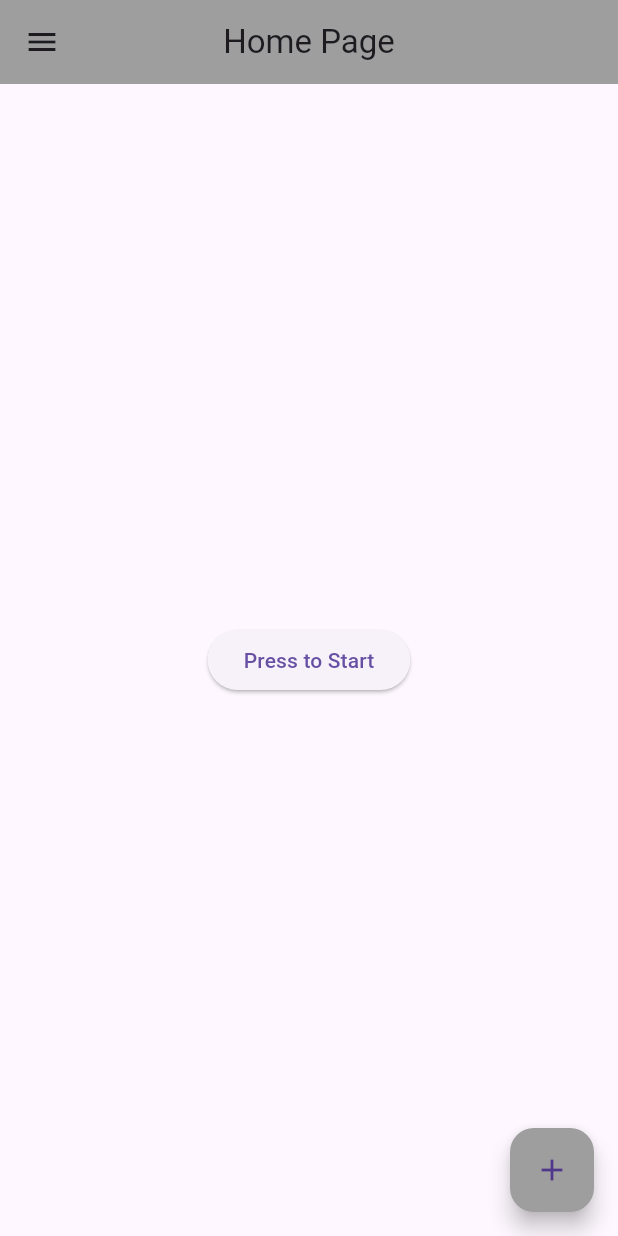
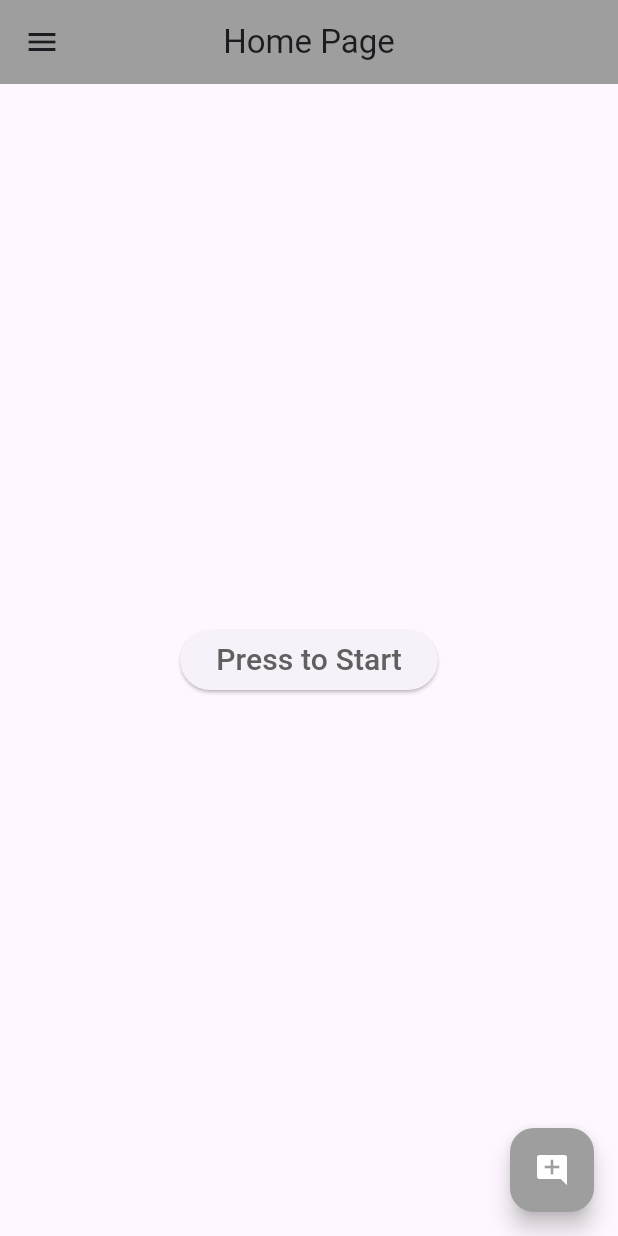
Before and after one commit to Fdhl457/Flutter, a Flutter app: the screen it shows after launch, on a phone screen of 412 x 824 dp. Run offline on Flutter 3.47's test engine with Material 3 defaults, Android fonts, the phone set to English and light mode, and no system bars.

Commit message:
changing button asset

```diff
--- a/lib/Script/main.dart
+++ b/lib/Script/main.dart
@@ -37,7 +37,9 @@ class MyHomePage extends StatelessWidget {
         onPressed: () {
 
         },
-        child: Icon(Icons.add),
+        child:
+          Icon(Icons.add_comment, color: Colors.white),
+
       ),
 
       appBar: AppBar(
@@ -121,6 +123,12 @@ class MyHomePage extends StatelessWidget {
           spacing: Checkbox.width,
           children: <Widget>[
             ElevatedButton(
+                /*onHover: (isHovering) {
+                  ElevatedButton.styleFrom(
+                    backgroundColor: Colors.blueGrey,
+                    textStyle: TextStyle(color: Colors.white),
+                  );
+                },*/
                 onPressed: () {
                   Navigator.push(
                     context,
@@ -128,7 +136,7 @@ class MyHomePage extends StatelessWidget {
                   );
                 } ,
                 child:
-                  Text('Press to Start'),
+                  Text('Press to Start', style: TextStyle(fontSize: 20, color: Color.fromARGB(255, 97, 96, 96)),)
                 ),
           ]
         ),
```
